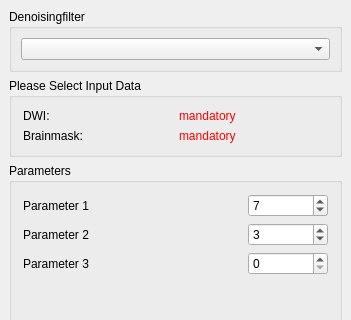
Above: Plugins/org.mitk.gui.qt.diffusionimaging/src/internal/QmitkDenoisingViewControls.ui from MITK/MITK before the change; both pictures show x 0 to 351 and y 0 to 320 of the 351 by 734 pixel window. Below: the same form after it.
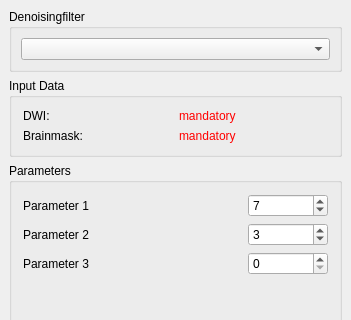
That is the form after the change.

```diff
--- a/Plugins/org.mitk.gui.qt.diffusionimaging/src/internal/QmitkDenoisingViewControls.ui
+++ b/Plugins/org.mitk.gui.qt.diffusionimaging/src/internal/QmitkDenoisingViewControls.ui
@@ -44,7 +44,7 @@
    <item>
     <widget class="QGroupBox" name="m_InputData">
      <property name="title">
-      <string>Please Select Input Data</string>
+      <string>Input Data</string>
      </property>
      <layout class="QGridLayout" name="gridLayout_3">
       <item row="0" column="0">
```
